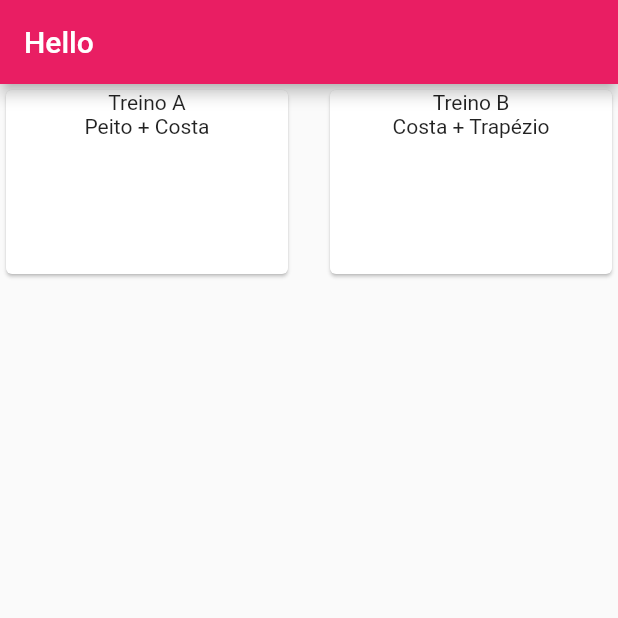
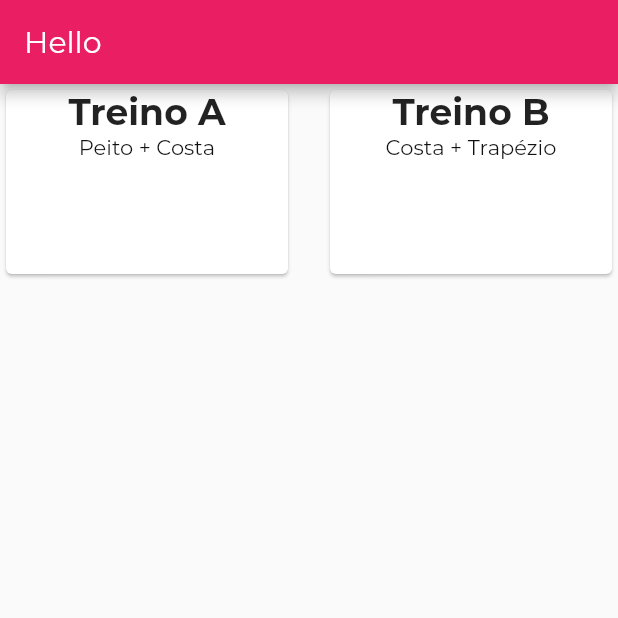
Before and after one commit to raulfdm/my-fitness-buddy, a Flutter app: the screen it shows after launch, on a phone screen of 412 x 824 dp, the top half of it. Run offline on Flutter 3.47's test engine with Material 2 defaults, Android fonts, the phone set to English and light mode, and no system bars; project files that could hold a hidden picture were left out.

Commit message:
Add theme to text

```diff
--- a/lib/main.dart
+++ b/lib/main.dart
@@ -10,7 +10,22 @@ class MyApp extends StatelessWidget {
     return MaterialApp(
       title: 'Flutter Demo',
       theme: ThemeData(
-          primarySwatch: Colors.pink, accentColor: Colors.yellowAccent),
+        primarySwatch: Colors.pink,
+        accentColor: Colors.yellowAccent,
+        fontFamily: 'Montserrat',
+        textTheme: ThemeData.light().textTheme.copyWith(
+              body1: TextStyle(
+                color: Color.fromRGBO(17, 17, 17, 1),
+              ),
+              body2: TextStyle(
+                color: Color.fromRGBO(17, 17, 17, 1),
+              ),
+              title: TextStyle(
+                fontSize: 24.0,
+                fontWeight: FontWeight.bold,
+              ),
+            ),
+      ),
       // home: MyHomePage(title: 'My Fitness Buddy'),
       home: TrainingSheetScreen(),
     );
--- a/lib/widgets/training_sheet_item.dart
+++ b/lib/widgets/training_sheet_item.dart
@@ -11,7 +11,10 @@ class TrainingSheetItem extends StatelessWidget {
     return Card(
       child: Column(
         children: <Widget>[
-          Text(trainingSheet.alias),
+          Text(
+            trainingSheet.alias,
+            style: Theme.of(context).textTheme.title,
+          ),
           Text(trainingSheet.muscularGroup),
         ],
       ),
```
